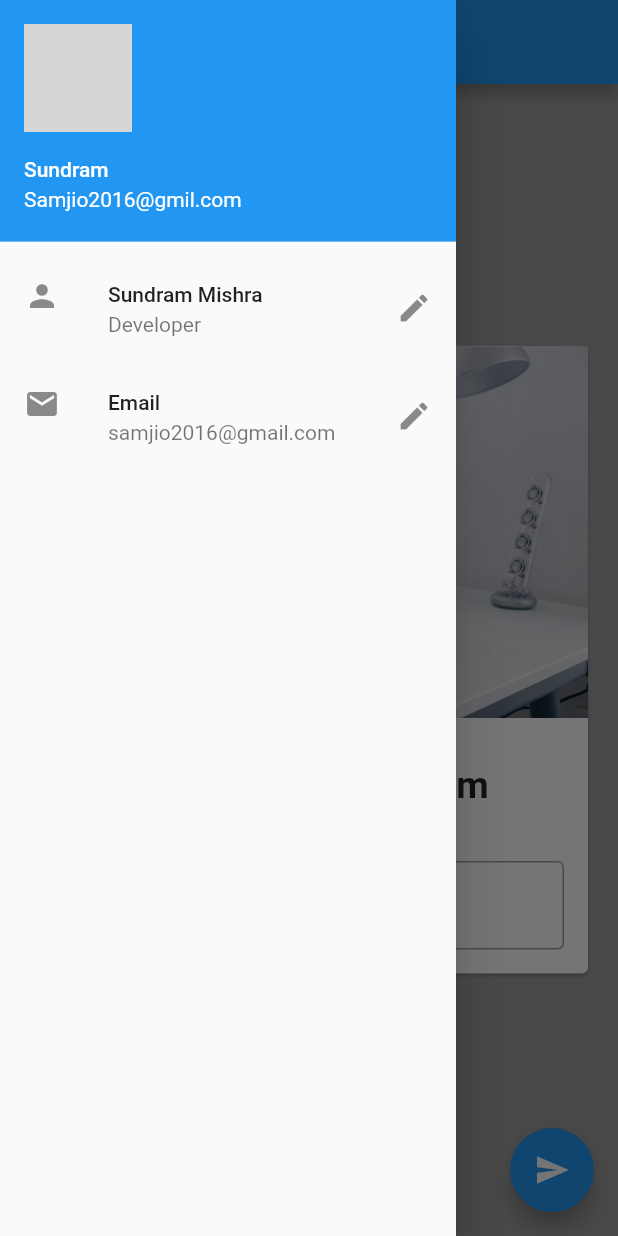
After one commit to newsundram2018/learnflutter, a Flutter app: the screen it shows after launch, with the side drawer open, on a phone screen of 412 x 824 dp. The commit adds this screen. Run offline on Flutter 3.47's test engine with Material 2 defaults, Android fonts, the phone set to English and light mode, and no system bars; network calls fail; grey boxes are pictures that could not be loaded.

Commit message:
Organised the code

```diff
--- /dev/null
+++ b/learnflutter/lib/drawer.dart
@@ -0,0 +1,39 @@
+import 'package:flutter/material.dart';
+
+class MyDrawer extends StatelessWidget {
+  @override
+  Widget build(BuildContext context) {
+    return Drawer(
+      child: ListView(
+        padding: const EdgeInsets.all(0),
+        children: <Widget>[
+          UserAccountsDrawerHeader(
+            accountName: Text("Sundram"),
+            accountEmail: Text("Samjio2016@gmil.com"),
+            currentAccountPicture: CircleAvatar(
+              backgroundImage: NetworkImage(
+                  "https://avatars0.githubusercontent.com/u/39513887?s=460&u=cc35e83e6eebd05a18ccbf3c0ec15b27322b07f7&v=4"),
+            ),
+            //arrowColor: Colors.amber,
+          ),
+          ListTile(
+            leading: Icon(
+              Icons.person,
+            ),
+            title: Text("Sundram Mishra"),
+            subtitle: Text("Developer"),
+            trailing: Icon(Icons.edit),
+          ),
+          ListTile(
+            leading: Icon(
+              Icons.email,
+            ),
+            title: Text("Email"),
+            subtitle: Text("samjio2016@gmail.com"),
+            trailing: Icon(Icons.edit),
+          ),
+        ],
+      ),
+    );
+  }
+}
--- /dev/null
+++ b/learnflutter/lib/name_card_widget.dart
@@ -0,0 +1,46 @@
+import 'package:flutter/material.dart';
+
+class NameCardWidget extends StatelessWidget {
+  const NameCardWidget({
+    Key key,
+    @required this.myname,
+    @required TextEditingController nameController,
+  })  : _nameController = nameController,
+        super(key: key);
+
+  final String myname;
+  final TextEditingController _nameController;
+
+  @override
+  Widget build(BuildContext context) {
+    return Card(
+      child: Column(
+        children: <Widget>[
+          Image.asset(
+            "assets/bg1.jpeg",
+          ),
+          SizedBox(
+            height: 30,
+          ),
+          Text(
+            myname,
+            style: TextStyle(fontWeight: FontWeight.bold, fontSize: 25),
+          ),
+          SizedBox(
+            height: 20,
+          ),
+          Padding(
+              padding: const EdgeInsets.all(16.0),
+              child: TextField(
+                controller: _nameController,
+                decoration: InputDecoration(
+                  hintText: "Enter Sum Text",
+                  labelText: "Name",
+                  border: OutlineInputBorder(),
+                ),
+              ))
+        ],
+      ),
+    );
+  }
+}
--- /dev/null
+++ b/learnflutter/lib/pages/home_page.dart
@@ -0,0 +1,41 @@
+import 'package:flutter/material.dart';
+
+import '../drawer.dart';
+import '../name_card_widget.dart';
+
+class HomePage extends StatefulWidget {
+  @override
+  _HomePageState createState() => _HomePageState();
+}
+
+class _HomePageState extends State<HomePage> {
+  var myname = "My name IS Sundram";
+  TextEditingController _nameController = TextEditingController();
+
+  @override
+  Widget build(BuildContext context) {
+    return Scaffold(
+      backgroundColor: Colors.grey,
+      appBar: AppBar(
+        title: Text("Awesome App"),
+      ),
+      body: Center(
+        child: Padding(
+          padding: const EdgeInsets.all(16.0),
+          child: SingleChildScrollView(
+            child:
+                NameCardWidget(myname: myname, nameController: _nameController),
+          ),
+        ),
+      ),
+      floatingActionButton: FloatingActionButton(
+        onPressed: () {
+          myname = _nameController.text;
+          setState(() {});
+        },
+        child: Icon(Icons.send),
+      ),
+      drawer: MyDrawer(),
+    );
+  }
+}
```
Also changed, not shown: learnflutter/lib/main.dart (+9 -98 lines), 1 other file.
